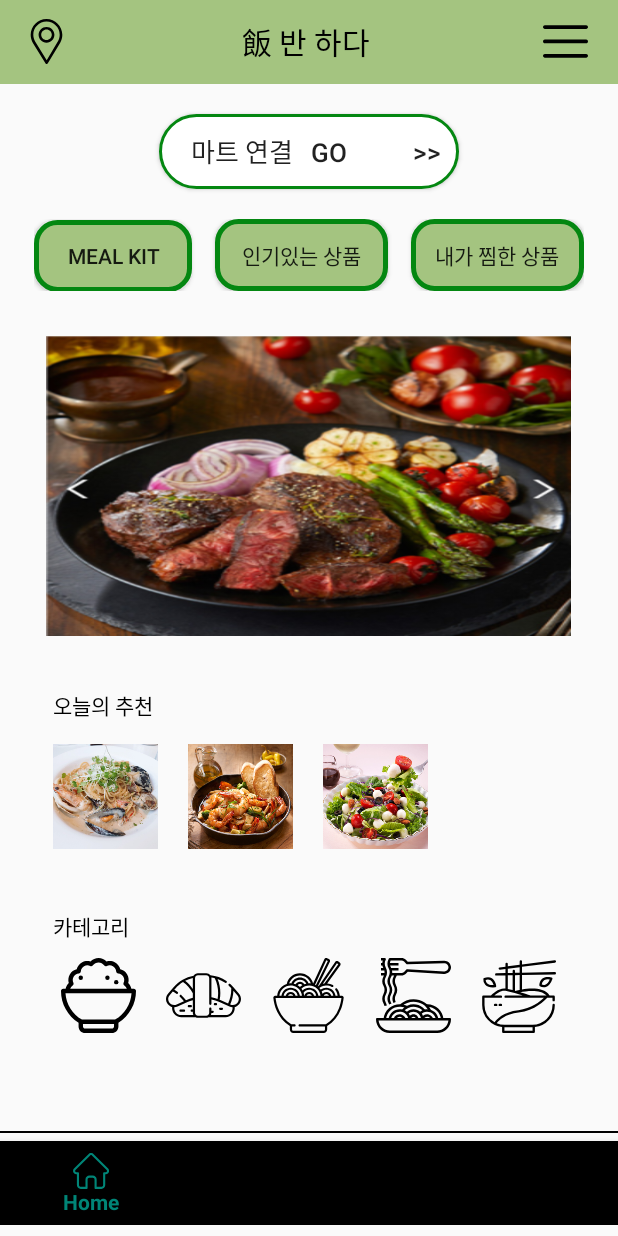
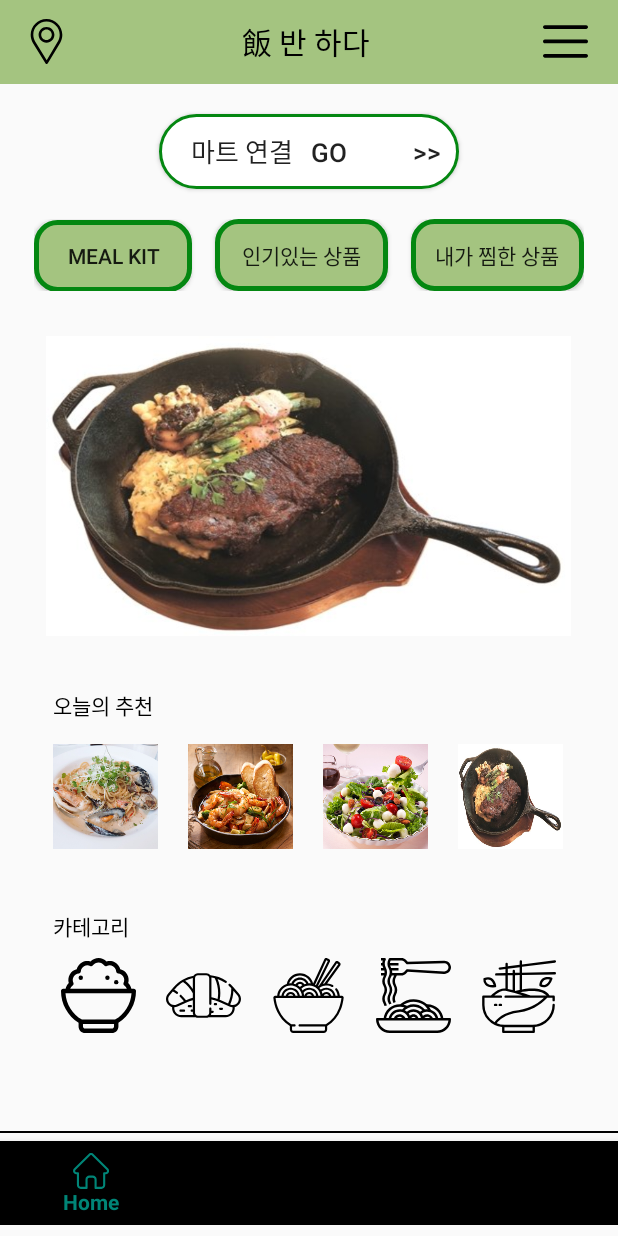
Before and after one commit to seungkloveit/Banhada, an Android app: the HomeActivity screen opened directly, with no data from a screen before it, on a phone screen of 412 x 824 dp. Run offline under Robolectric (Android 15) with nearby library versions, the phone set to English and light mode, and no system bars.

Commit message:
소비자앱 home.xml 이미지버튼 추가

```diff
--- a/Banhada/app/src/main/res/layout/home.xml
+++ b/Banhada/app/src/main/res/layout/home.xml
@@ -168,6 +168,13 @@
                     android:layout_height="70dp"
                     android:layout_marginLeft="20dp"
                     android:background="@drawable/food4" />
+
+                <ImageButton
+                    android:id="@+id/main_rcm_btn4"
+                    android:layout_width="70dp"
+                    android:layout_height="70dp"
+                    android:layout_marginLeft="20dp"
+                    android:background="@drawable/food1" />
             </LinearLayout>
 
             <TextView
```
Also changed, not shown: Banhada/app/src/main/res/drawable-v24/food1.jpg (added).
